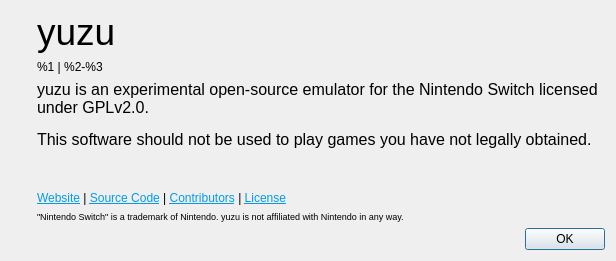
First picture: the form in src/yuzu/aboutdialog.ui, repository suyu-emu/suyu-v0.0.4, before the edit.
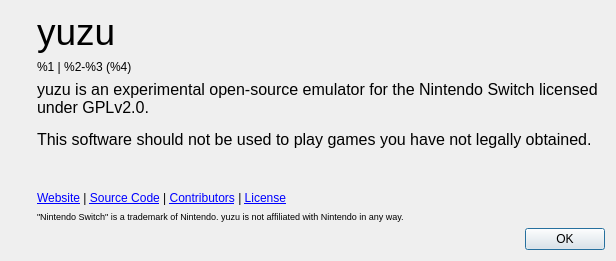
Second picture: the form after the edit. Icons and pictures are not drawn.

Commit message: Port #3837 from Citra: "Add build date in about dialog"

```diff
--- a/src/yuzu/aboutdialog.ui
+++ b/src/yuzu/aboutdialog.ui
@@ -70,7 +70,7 @@
           </sizepolicy>
          </property>
          <property name="text">
-          <string>&lt;html&gt;&lt;head/&gt;&lt;body&gt;&lt;p&gt;%1 | %2-%3&lt;/p&gt;&lt;/body&gt;&lt;/html&gt;</string>
+          <string>&lt;html&gt;&lt;head/&gt;&lt;body&gt;&lt;p&gt;%1 | %2-%3 (%4)&lt;/p&gt;&lt;/body&gt;&lt;/html&gt;</string>
          </property>
         </widget>
        </item>
@@ -115,7 +115,7 @@
        <item>
         <widget class="QLabel" name="labelLinks">
          <property name="text">
-          <string>&lt;html&gt;&lt;head/&gt;&lt;body&gt;&lt;p&gt;&lt;a href=&quot;https://yuzu-emu.org/&quot;&gt;&lt;span style=&quot; text-decoration: underline; color:#039be5;&quot;&gt;Website&lt;/span&gt;&lt;/a&gt; | &lt;a href=&quot;https://github.com/yuzu-emu&quot;&gt;&lt;span style=&quot; text-decoration: underline; color:#039be5;&quot;&gt;Source Code&lt;/span&gt;&lt;/a&gt; | &lt;a href=&quot;https://github.com/yuzu-emu/yuzu/graphs/contributors&quot;&gt;&lt;span style=&quot; text-decoration: underline; color:#039be5;&quot;&gt;Contributors&lt;/span&gt;&lt;/a&gt; | &lt;a href=&quot;https://github.com/yuzu-emu/yuzu/blob/master/license.txt&quot;&gt;&lt;span style=&quot; text-decoration: underline; color:#039be5;&quot;&gt;License&lt;/span&gt;&lt;/a&gt;&lt;/p&gt;&lt;/body&gt;&lt;/html&gt;</string>
+          <string>&lt;html&gt;&lt;head/&gt;&lt;body&gt;&lt;p&gt;&lt;a href=&quot;https://yuzu-emu.org/&quot;&gt;&lt;span style=&quot; text-decoration: underline; color:#0000ff;&quot;&gt;Website&lt;/span&gt;&lt;/a&gt; | &lt;a href=&quot;https://github.com/yuzu-emu&quot;&gt;&lt;span style=&quot; text-decoration: underline; color:#0000ff;&quot;&gt;Source Code&lt;/span&gt;&lt;/a&gt; | &lt;a href=&quot;https://github.com/yuzu-emu/yuzu/graphs/contributors&quot;&gt;&lt;span style=&quot; text-decoration: underline; color:#0000ff;&quot;&gt;Contributors&lt;/span&gt;&lt;/a&gt; | &lt;a href=&quot;https://github.com/yuzu-emu/yuzu/blob/master/license.txt&quot;&gt;&lt;span style=&quot; text-decoration: underline; color:#0000ff;&quot;&gt;License&lt;/span&gt;&lt;/a&gt;&lt;/p&gt;&lt;/body&gt;&lt;/html&gt;</string>
          </property>
          <property name="openExternalLinks">
           <bool>true</bool>
```
The commit also changes 1 other file.
